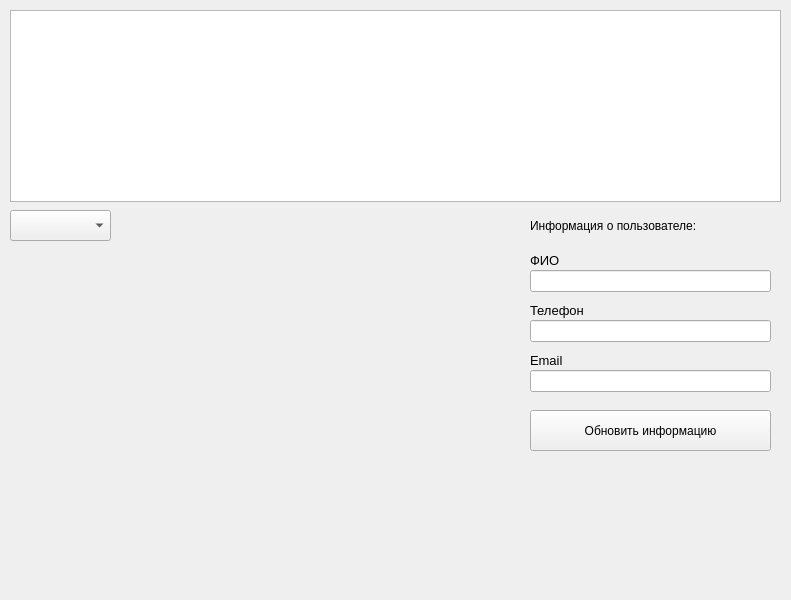
Qt form TechUserWindow.ui (EgLeVor/Course) before a commit.
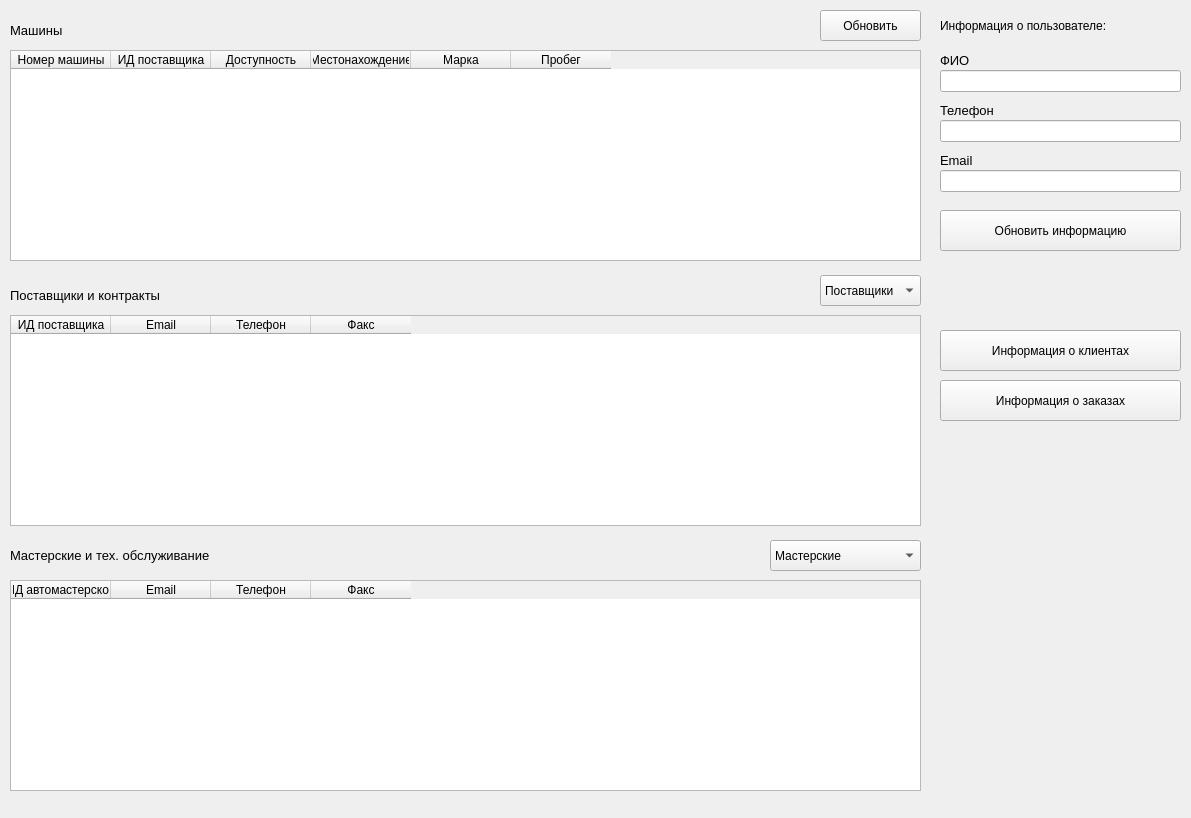
The same form after that commit.

Commit message: Егор_6_дизайн+логика

The edit to the form file:
```diff
--- a/TechUserWindow.ui
+++ b/TechUserWindow.ui
@@ -6,8 +6,8 @@
    <rect>
     <x>0</x>
     <y>0</y>
-    <width>791</width>
-    <height>600</height>
+    <width>1191</width>
+    <height>818</height>
    </rect>
   </property>
   <property name="windowTitle">
@@ -18,27 +18,214 @@
     <property name="geometry">
      <rect>
       <x>10</x>
+      <y>50</y>
+      <width>911</width>
+      <height>211</height>
+     </rect>
+    </property>
+    <column>
+     <property name="text">
+      <string>Номер машины</string>
+     </property>
+    </column>
+    <column>
+     <property name="text">
+      <string>ИД поставщика</string>
+     </property>
+    </column>
+    <column>
+     <property name="text">
+      <string>Доступность</string>
+     </property>
+    </column>
+    <column>
+     <property name="text">
+      <string>Местонахождение</string>
+     </property>
+    </column>
+    <column>
+     <property name="text">
+      <string>Марка</string>
+     </property>
+    </column>
+    <column>
+     <property name="text">
+      <string>Пробег</string>
+     </property>
+    </column>
+   </widget>
+   <widget class="QTableWidget" name="supp_contr_tbl">
+    <property name="geometry">
+     <rect>
+      <x>10</x>
+      <y>315</y>
+      <width>911</width>
+      <height>211</height>
+     </rect>
+    </property>
+    <column>
+     <property name="text">
+      <string>ИД поставщика</string>
+     </property>
+    </column>
+    <column>
+     <property name="text">
+      <string>Email</string>
+     </property>
+    </column>
+    <column>
+     <property name="text">
+      <string>Телефон</string>
+     </property>
+    </column>
+    <column>
+     <property name="text">
+      <string>Факс</string>
+     </property>
+    </column>
+   </widget>
+   <widget class="QComboBox" name="supp_contr_box">
+    <property name="geometry">
+     <rect>
+      <x>820</x>
+      <y>275</y>
+      <width>101</width>
+      <height>31</height>
+     </rect>
+    </property>
+    <item>
+     <property name="text">
+      <string>Поставщики</string>
+     </property>
+    </item>
+    <item>
+     <property name="text">
+      <string>Контракты</string>
+     </property>
+    </item>
+   </widget>
+   <widget class="QTableWidget" name="work_serv_tbl">
+    <property name="geometry">
+     <rect>
+      <x>10</x>
+      <y>580</y>
+      <width>911</width>
+      <height>211</height>
+     </rect>
+    </property>
+    <column>
+     <property name="text">
+      <string>ИД автомастерской</string>
+     </property>
+    </column>
+    <column>
+     <property name="text">
+      <string>Email</string>
+     </property>
+    </column>
+    <column>
+     <property name="text">
+      <string>Телефон</string>
+     </property>
+    </column>
+    <column>
+     <property name="text">
+      <string>Факс</string>
+     </property>
+    </column>
+   </widget>
+   <widget class="QComboBox" name="work_serv_box">
+    <property name="geometry">
+     <rect>
+      <x>770</x>
+      <y>540</y>
+      <width>151</width>
+      <height>31</height>
+     </rect>
+    </property>
+    <item>
+     <property name="text">
+      <string>Мастерские</string>
+     </property>
+    </item>
+    <item>
+     <property name="text">
+      <string>Тех. обслуживание</string>
+     </property>
+    </item>
+   </widget>
+   <widget class="QPushButton" name="cars_update_btn">
+    <property name="geometry">
+     <rect>
+      <x>820</x>
       <y>10</y>
-      <width>771</width>
-      <height>192</height>
-     </rect>
-    </property>
-   </widget>
-   <widget class="QComboBox" name="comboBox">
-    <property name="geometry">
-     <rect>
-      <x>10</x>
-      <y>210</y>
       <width>101</width>
       <height>31</height>
      </rect>
     </property>
+    <property name="text">
+     <string>Обновить</string>
+    </property>
    </widget>
-   <widget class="QLineEdit" name="email_line">
+   <widget class="QLabel" name="label">
     <property name="geometry">
      <rect>
-      <x>530</x>
-      <y>370</y>
+      <x>10</x>
+      <y>20</y>
+      <width>71</width>
+      <height>21</height>
+     </rect>
+    </property>
+    <property name="font">
+     <font>
+      <pointsize>10</pointsize>
+     </font>
+    </property>
+    <property name="text">
+     <string>Машины</string>
+    </property>
+   </widget>
+   <widget class="QLabel" name="label_2">
+    <property name="geometry">
+     <rect>
+      <x>10</x>
+      <y>280</y>
+      <width>201</width>
+      <height>31</height>
+     </rect>
+    </property>
+    <property name="font">
+     <font>
+      <pointsize>10</pointsize>
+     </font>
+    </property>
+    <property name="text">
+     <string>Поставщики и контракты</string>
+    </property>
+   </widget>
+   <widget class="QLabel" name="label_3">
+    <property name="geometry">
+     <rect>
+      <x>10</x>
+      <y>540</y>
+      <width>261</width>
+      <height>31</height>
+     </rect>
+    </property>
+    <property name="font">
+     <font>
+      <pointsize>10</pointsize>
+     </font>
+    </property>
+    <property name="text">
+     <string>Мастерские и тех. обслуживание</string>
+    </property>
+   </widget>
+   <widget class="QLineEdit" name="phone_line">
+    <property name="geometry">
+     <rect>
+      <x>940</x>
+      <y>120</y>
       <width>241</width>
       <height>22</height>
      </rect>
@@ -47,8 +234,8 @@
    <widget class="QLabel" name="name_lbl">
     <property name="geometry">
      <rect>
-      <x>530</x>
-      <y>250</y>
+      <x>940</x>
+      <y>50</y>
       <width>161</width>
       <height>21</height>
      </rect>
@@ -62,67 +249,11 @@
      <string>ФИО</string>
     </property>
    </widget>
-   <widget class="QLineEdit" name="name_line">
-    <property name="geometry">
-     <rect>
-      <x>530</x>
-      <y>270</y>
-      <width>241</width>
-      <height>22</height>
-     </rect>
-    </property>
-   </widget>
-   <widget class="QLabel" name="phone_lbl">
-    <property name="geometry">
-     <rect>
-      <x>530</x>
-      <y>300</y>
-      <width>161</width>
-      <height>21</height>
-     </rect>
-    </property>
-    <property name="font">
-     <font>
-      <pointsize>10</pointsize>
-     </font>
-    </property>
-    <property name="text">
-     <string>Телефон</string>
-    </property>
-   </widget>
-   <widget class="QLineEdit" name="phone_line">
-    <property name="geometry">
-     <rect>
-      <x>530</x>
-      <y>320</y>
-      <width>241</width>
-      <height>22</height>
-     </rect>
-    </property>
-   </widget>
-   <widget class="QLabel" name="email_lbl">
-    <property name="geometry">
-     <rect>
-      <x>530</x>
-      <y>350</y>
-      <width>171</width>
-      <height>21</height>
-     </rect>
-    </property>
-    <property name="font">
-     <font>
-      <pointsize>10</pointsize>
-     </font>
-    </property>
-    <property name="text">
-     <string>Email</string>
-    </property>
-   </widget>
    <widget class="QPushButton" name="update_btn">
     <property name="geometry">
      <rect>
-      <x>530</x>
-      <y>410</y>
+      <x>940</x>
+      <y>210</y>
       <width>241</width>
       <height>41</height>
      </rect>
@@ -134,8 +265,8 @@
    <widget class="QLabel" name="inf_lbl">
     <property name="geometry">
      <rect>
-      <x>530</x>
-      <y>210</y>
+      <x>940</x>
+      <y>10</y>
       <width>211</width>
       <height>31</height>
      </rect>
@@ -149,6 +280,88 @@
      <string>Информация о пользователе:</string>
     </property>
    </widget>
+   <widget class="QLabel" name="email_lbl">
+    <property name="geometry">
+     <rect>
+      <x>940</x>
+      <y>150</y>
+      <width>171</width>
+      <height>21</height>
+     </rect>
+    </property>
+    <property name="font">
+     <font>
+      <pointsize>10</pointsize>
+     </font>
+    </property>
+    <property name="text">
+     <string>Email</string>
+    </property>
+   </widget>
+   <widget class="QLabel" name="phone_lbl">
+    <property name="geometry">
+     <rect>
+      <x>940</x>
+      <y>100</y>
+      <width>161</width>
+      <height>21</height>
+     </rect>
+    </property>
+    <property name="font">
+     <font>
+      <pointsize>10</pointsize>
+     </font>
+    </property>
+    <property name="text">
+     <string>Телефон</string>
+    </property>
+   </widget>
+   <widget class="QLineEdit" name="email_line">
+    <property name="geometry">
+     <rect>
+      <x>940</x>
+      <y>170</y>
+      <width>241</width>
+      <height>22</height>
+     </rect>
+    </property>
+   </widget>
+   <widget class="QLineEdit" name="name_line">
+    <property name="geometry">
+     <rect>
+      <x>940</x>
+      <y>70</y>
+      <width>241</width>
+      <height>22</height>
+     </rect>
+    </property>
+   </widget>
+   <widget class="QPushButton" name="clients_viol_btn">
+    <property name="geometry">
+     <rect>
+      <x>940</x>
+      <y>330</y>
+      <width>241</width>
+      <height>41</height>
+     </rect>
+    </property>
+    <property name="text">
+     <string>Информация о клиентах</string>
+    </property>
+   </widget>
+   <widget class="QPushButton" name="orders_trips_btn">
+    <property name="geometry">
+     <rect>
+      <x>940</x>
+      <y>380</y>
+      <width>241</width>
+      <height>41</height>
+     </rect>
+    </property>
+    <property name="text">
+     <string>Информация о заказах</string>
+    </property>
+   </widget>
   </widget>
  </widget>
  <resources/>
```
Left out of the diff: 2 changed lines with no effect on the pictures. The commit also changes 6 other files.
